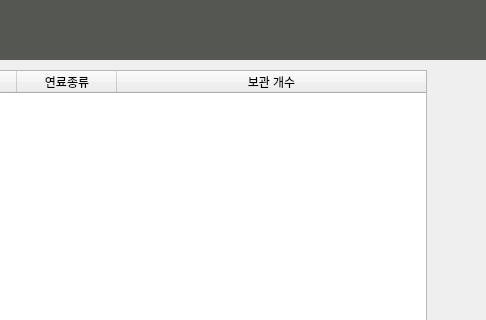
The window that center/car.ui (a-bnb/RentCar) describes before a commit, drawn with Qt 5; both pictures show x 234 to 720 and y 0 to 320 of the 720 by 420 pixel window.
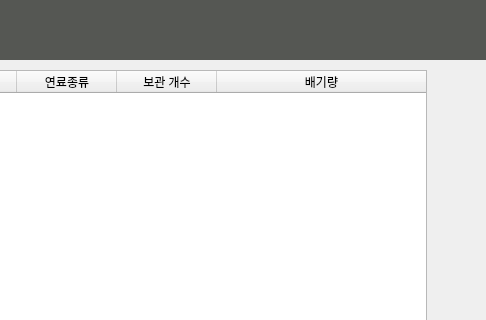
The same window after the commit. Icons and pictures are not drawn.

What changed in the file:
```diff
--- a/center/car.ui
+++ b/center/car.ui
@@ -329,6 +329,11 @@
      <string>보관 개수</string>
     </property>
    </column>
+   <column>
+    <property name="text">
+     <string>배기량</string>
+    </property>
+   </column>
   </widget>
  </widget>
  <resources>
```
